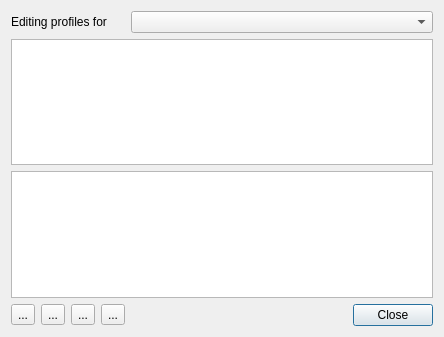
Above: src/widgets/manageencodingprofile_ui.ui from KDE/kdenlive before the change. Below: the same form after it.
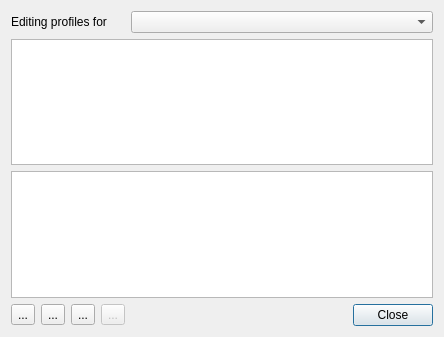
That is the form after the change. Custom widgets are drawn as their Qt base class.

Commit message: Disable GHNS button in encoding profiles dialog. Not implemented yet.

```diff
--- a/src/widgets/manageencodingprofile_ui.ui
+++ b/src/widgets/manageencodingprofile_ui.ui
@@ -61,6 +61,9 @@
    </item>
    <item row="3" column="3">
     <widget class="QToolButton" name="button_download">
+     <property name="enabled">
+      <bool>false</bool>
+     </property>
      <property name="text">
       <string>...</string>
      </property>
```
